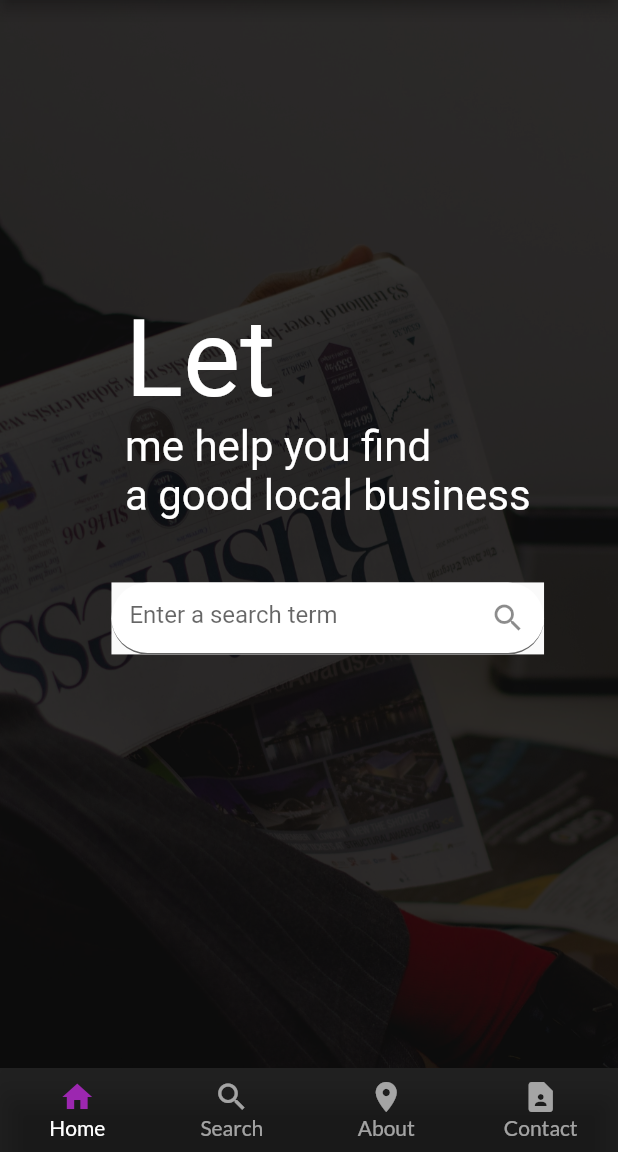
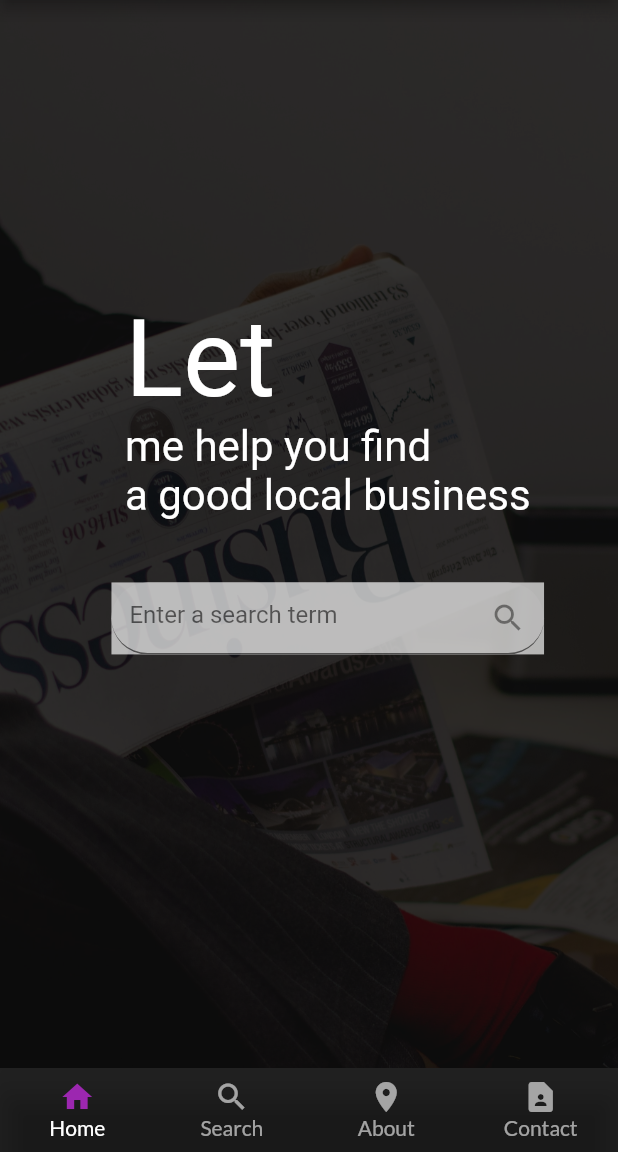
Before and after one commit to Ansontheprogrammer/timeless-website, a Flutter app: the first screen one second after launch, on a phone screen of 412 x 824 dp, the part 84-1236 px from its top. Run offline on Flutter 3.47's test engine with Material 2 defaults, Android fonts, the light colour scheme and no system bars; our stand-ins replace google_fonts; Roboto replaces fonts that are missing (Ubuntu).

Commit message:
Migrated to Dart 2.12.0 - null safety

```diff
--- a/lib/utils/container_spacer.dart
+++ b/lib/utils/container_spacer.dart
@@ -1,9 +1,7 @@
 import 'package:flutter/widgets.dart';
 
 class ContainerSpacer extends StatelessWidget {
-  const ContainerSpacer({
-    Key key,
-  }) : super(key: key);
+  const ContainerSpacer();
 
   @override
   Widget build(BuildContext context) {
--- a/lib/utils/custom_section.dart
+++ b/lib/utils/custom_section.dart
@@ -3,7 +3,7 @@ import 'package:flutter/material.dart';
 class CustomSection extends StatelessWidget {
   final Widget child;
   final Color color;
-  const CustomSection({@required this.child, this.color = Colors.transparent});
+  const CustomSection({required this.child, this.color = Colors.transparent});
 
   @override
   Widget build(BuildContext context) {
--- a/lib/utils/custom_text.dart
+++ b/lib/utils/custom_text.dart
@@ -7,7 +7,7 @@ class CustomTextNormal extends StatelessWidget {
   final TextAlign textAlign;
   final int maxLines;
   const CustomTextNormal(
-      {@required this.text,
+      {required this.text,
       this.color = Colors.black,
       this.textAlign = TextAlign.start,
       this.fontWeight = FontWeight.normal,
@@ -20,7 +20,7 @@ class CustomTextNormal extends StatelessWidget {
       maxLines: this.maxLines,
       style: Theme.of(context)
           .textTheme
-          .bodyText1
+          .bodyText1!
           .copyWith(color: this.color, fontWeight: this.fontWeight),
     );
   }
@@ -28,12 +28,12 @@ class CustomTextNormal extends StatelessWidget {
 
 class CustomTextLarge extends StatelessWidget {
   final String text;
-  final Color color;
+  final Color? color;
   final TextAlign textAlign;
   final FontWeight fontWeight;
 
   const CustomTextLarge(
-      {@required this.text,
+      {required this.text,
       this.color,
       this.textAlign = TextAlign.start,
       this.fontWeight = FontWeight.normal});
@@ -43,7 +43,7 @@ class CustomTextLarge extends StatelessWidget {
     return Text(
       text,
       textAlign: this.textAlign,
-      style: Theme.of(context).textTheme.bodyText2.copyWith(
+      style: Theme.of(context).textTheme.bodyText2!.copyWith(
             color: this.color,
           ),
     );
@@ -52,13 +52,13 @@ class CustomTextLarge extends StatelessWidget {
 
 class CustomTextCaption extends StatelessWidget {
   final String text;
-  final Color color;
+  final Color? color;
   final FontWeight fontWeight;
 
   final TextAlign textAlign;
 
   const CustomTextCaption(
-      {@required this.text,
+      {required this.text,
       this.color,
       this.textAlign = TextAlign.start,
       this.fontWeight = FontWeight.normal});
@@ -68,19 +68,19 @@ class CustomTextCaption extends StatelessWidget {
     return Text(
       text,
       textAlign: this.textAlign,
-      style: Theme.of(context).textTheme.caption.copyWith(color: this.color),
+      style: Theme.of(context).textTheme.caption!.copyWith(color: this.color),
     );
   }
 }
 
 class CustomTextBtn extends StatelessWidget {
   final String text;
-  final Color color;
+  final Color? color;
   final TextAlign textAlign;
   final FontWeight fontWeight;
 
   const CustomTextBtn(
-      {@required this.text,
+      {required this.text,
       this.color,
       this.textAlign = TextAlign.start,
       this.fontWeight = FontWeight.normal});
@@ -90,7 +90,7 @@ class CustomTextBtn extends StatelessWidget {
     return Text(
       text,
       textAlign: this.textAlign,
-      style: Theme.of(context).textTheme.button.copyWith(color: this.color),
+      style: Theme.of(context).textTheme.button!.copyWith(color: this.color),
     );
   }
 }
@@ -99,9 +99,9 @@ class CustomTextHeadline extends StatelessWidget {
   final String text;
   final Color color;
   final FontWeight fontWeight;
-  final double fontSize;
+  final double? fontSize;
   const CustomTextHeadline(
-      {@required this.text,
+      {required this.text,
       this.color = Colors.black,
       this.fontWeight = FontWeight.normal,
       this.fontSize});
@@ -111,7 +111,7 @@ class CustomTextHeadline extends StatelessWidget {
     return Container(
         child: Text(
       text,
-      style: Theme.of(context).textTheme.headline1.copyWith(
+      style: Theme.of(context).textTheme.headline1!.copyWith(
           color: this.color,
           fontWeight: this.fontWeight,
           fontSize: this.fontSize),
--- a/lib/views/home/home_view.dart
+++ b/lib/views/home/home_view.dart
@@ -9,15 +9,15 @@ import 'package:timeless_app/widgets/home/landing_page_content.dart';
 import 'package:timeless_app/widgets/navigation_bar/navigation_bar.dart';
 
 class HomeView extends StatelessWidget {
-  HomeView({Key key}) : super(key: key);
+  HomeView();
   GlobalKey<ScaffoldState> _scaffoldKey = new GlobalKey<ScaffoldState>();
 
   void _openDrawer() {
-    _scaffoldKey.currentState.openDrawer();
+    _scaffoldKey.currentState!.openDrawer();
   }
 
   void _closeDrawer() {
-    _scaffoldKey.currentState.openDrawer();
+    _scaffoldKey.currentState!.openDrawer();
   }
 
   @override
--- a/lib/widgets/footer/custom_tab_bar.dart
+++ b/lib/widgets/footer/custom_tab_bar.dart
@@ -2,11 +2,12 @@ import 'package:flutter/material.dart';
 import 'package:flutter/widgets.dart';
 
 class CustomTabBar extends StatelessWidget {
-  const CustomTabBar({
-    Key key,
-  }) : super(key: key);
+  const CustomTabBar();
 
-  buildBottomNavBarItem({BuildContext context, String title, IconData icon}) {
+  buildBottomNavBarItem(
+      {required BuildContext context,
+      required String title,
+      required IconData icon}) {
     return BottomNavigationBarItem(
       activeIcon: Icon(
         Icons.home,
--- a/lib/widgets/footer/footer.dart
+++ b/lib/widgets/footer/footer.dart
@@ -5,7 +5,7 @@ import 'package:timeless_app/utils/custom_text.dart';
 import 'package:timeless_app/widgets/footer/footer_item.dart';
 
 class Footer extends StatelessWidget {
-  const Footer({Key key}) : super(key: key);
+  const Footer();
 
   @override
   Widget build(BuildContext context) {
--- a/lib/widgets/home/hero.dart
+++ b/lib/widgets/home/hero.dart
@@ -4,7 +4,7 @@ class CustomHeroSection extends StatelessWidget {
   final Widget child;
   final Color color;
   const CustomHeroSection(
-      {@required this.child, this.color = Colors.transparent});
+      {required this.child, this.color = Colors.transparent});
 
   @override
   Widget build(BuildContext context) {
--- a/lib/widgets/home/landing_page_content.dart
+++ b/lib/widgets/home/landing_page_content.dart
@@ -10,9 +10,7 @@ import 'package:timeless_app/widgets/home/recommended/recommended_section.dart';
 import 'package:timeless_app/widgets/home/search_bar.dart';
 
 class LandingPageContent extends StatelessWidget {
-  const LandingPageContent({
-    Key key,
-  }) : super(key: key);
+  const LandingPageContent();
 
   @override
   Widget build(BuildContext context) {
--- a/lib/widgets/home/recommended/recommended_btns/recommended_btn.dart
+++ b/lib/widgets/home/recommended/recommended_btns/recommended_btn.dart
@@ -3,7 +3,7 @@ import 'package:timeless_app/utils/custom_text.dart';
 
 class RecommendedBtn extends StatefulWidget {
   String title;
-  RecommendedBtn({this.title});
+  RecommendedBtn({required this.title});
 
   @override
   _RecommendedBtnState createState() => _RecommendedBtnState();
--- a/lib/widgets/home/recommended/recommended_btns/recommended_list_buttons.dart
+++ b/lib/widgets/home/recommended/recommended_btns/recommended_list_buttons.dart
@@ -3,9 +3,7 @@ import 'package:timeless_app/widgets/home/recommended/recommended_section.dart';
 import 'package:timeless_app/widgets/home/recommended/recommended_btns/recommended_btn.dart';
 
 class RecommendedListButtons extends StatelessWidget {
-  const RecommendedListButtons({
-    Key key,
-  }) : super(key: key);
+  const RecommendedListButtons();
 
   @override
   Widget build(BuildContext context) {
--- a/lib/widgets/home/recommended/recommended_card/recommended_card.dart
+++ b/lib/widgets/home/recommended/recommended_card/recommended_card.dart
@@ -3,9 +3,7 @@ import 'package:timeless_app/utils/container_spacer.dart';
 import 'package:timeless_app/utils/custom_text.dart';
 
 class RecommendedCard extends StatelessWidget {
-  const RecommendedCard({
-    Key key,
-  }) : super(key: key);
+  const RecommendedCard();
 
   @override
   Widget build(BuildContext context) {
--- a/lib/widgets/home/recommended/recommended_section.dart
+++ b/lib/widgets/home/recommended/recommended_section.dart
@@ -17,9 +17,7 @@ List<String> recommendedBtnsOptions = [
 ];
 
 class LeftColumnRecommended extends StatelessWidget {
-  const LeftColumnRecommended({
-    Key key,
-  }) : super(key: key);
+  const LeftColumnRecommended();
 
   @override
   Widget build(BuildContext context) {
--- a/lib/widgets/home/search_bar.dart
+++ b/lib/widgets/home/search_bar.dart
@@ -1,14 +1,38 @@
 import 'package:flutter/material.dart';
 import 'package:flutter/widgets.dart';
 
-class SearchBar extends StatelessWidget {
-  const SearchBar({
-    Key key,
-  }) : super(key: key);
+class SearchBar extends StatefulWidget {
+  const SearchBar();
+
+  @override
+  _SearchBarState createState() => _SearchBarState();
+}
+
+class _SearchBarState extends State<SearchBar> with TickerProviderStateMixin {
+  late AnimationController controller;
+  late Animation<double> animation;
+
+  @override
+  void initState() {
+    super.initState();
+    controller = AnimationController(
+        duration: const Duration(milliseconds: 1000), vsync: this);
+    animation = CurvedAnimation(parent: controller, curve: Curves.easeIn);
+
+    controller.forward();
+  }
+
+  @override
+  void dispose() {
+    controller.dispose();
+    super.dispose();
+  }
 
   @override
   Widget build(BuildContext context) {
-    return Material(
+    return FadeTransition(
+      opacity: animation,
+      child: Material(
         child: TextField(
           onChanged: (text) {
             print("First text field: $text");
@@ -24,6 +48,7 @@ class SearchBar extends StatelessWidget {
                   borderSide: new BorderSide(color: Colors.red)),
               hintText: 'Enter a search term'),
         ),
+      ),
     );
   }
 }
--- a/lib/widgets/navigation_bar/navigation_bar.dart
+++ b/lib/widgets/navigation_bar/navigation_bar.dart
@@ -8,7 +8,7 @@ class NavigationBar extends StatelessWidget {
   final Function openDrawer;
   final Function closeDrawer;
 
-  const NavigationBar({this.openDrawer, this.closeDrawer});
+  const NavigationBar({required this.openDrawer, required this.closeDrawer});
 
   @override
   Widget build(BuildContext context) {
```
Also changed, not shown: lib/widgets/home/my_custom_form.dart (+12 -27 lines), lib/widgets/home/recommended/recommended_card/recommended_list_card.dart (+2 -12 lines), pubspec.yaml (+7 -2 lines), pubspec.lock, 2 other files. Lines whose indentation alone changed are shown as unchanged.
